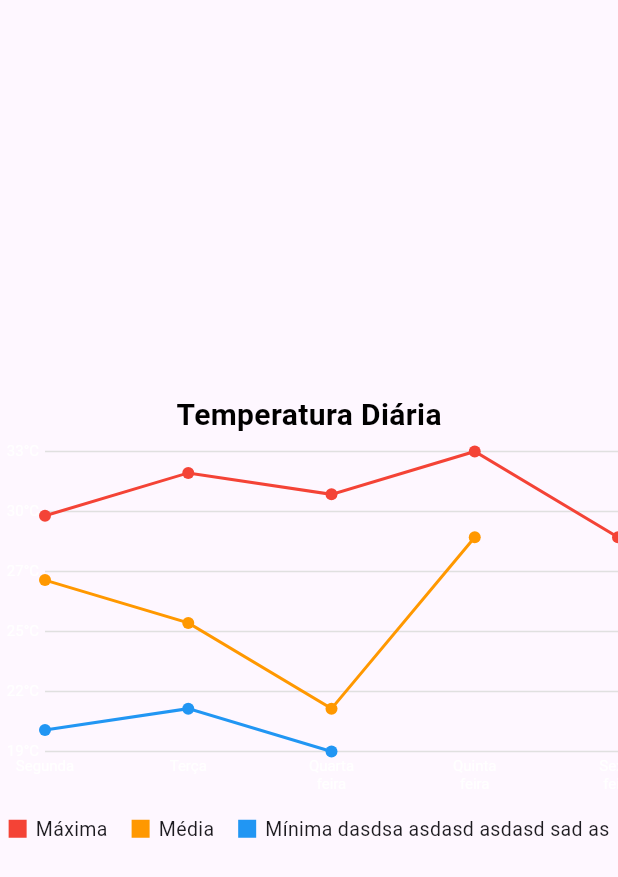
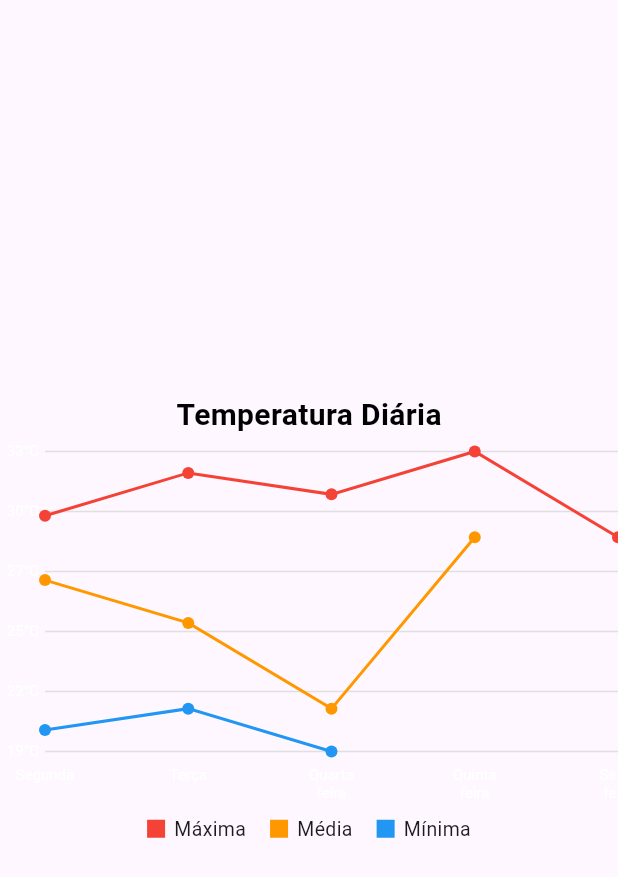
Before and after one commit to romulorodrigues/easy_flutter_charts, a Flutter app: the LineChartTab widget shown alone on an empty page, opened directly, on a phone screen of 412 x 824 dp. Shown: the top 877 px of the screen. Run offline on Flutter 3.47's test engine with Material 3 defaults, Android fonts, the phone set to English and light mode, and no system bars.

Commit message:
feat(line_chart): adiciona margem superior nos labels do eixo X e define cor padrão preta para os textos dos eixos

```diff
--- a/example/lib/main.dart
+++ b/example/lib/main.dart
@@ -133,7 +133,7 @@ class LineChartTab extends StatelessWidget {
               ],
             ),
             LineChartSeries(
-              name: 'Mínima dasdsa asdasd asdasd sad as',
+              name: 'Mínima',
               color: Colors.blue,
               data: [
                 LineChartData(label: 'Segunda', value: 20),
--- a/lib/painters/line_chart_painter.dart
+++ b/lib/painters/line_chart_painter.dart
@@ -38,6 +38,11 @@ class LineChartPainter extends CustomPainter {
     final double chartWidth = size.width - yAxisMargin;
     final double chartHeight = size.height - xAxisMargin;
 
+    final effectiveXAxisLabelStyle =
+        xAxisLabelStyle ?? const TextStyle(color: Colors.black);
+    final effectiveYAxisLabelStyle =
+        yAxisLabelStyle ?? const TextStyle(color: Colors.black);
+
     final allPoints = series.expand((s) => s.data).toList();
     final yValues = allPoints.map((d) => d.value);
     final yMax =
@@ -70,7 +75,7 @@ class LineChartPainter extends CustomPainter {
       final label =
           yAxisLabelFormatter?.call(yValue) ?? yValue.toStringAsFixed(1);
       final tp = TextPainter(
-        text: TextSpan(text: label, style: yAxisLabelStyle),
+        text: TextSpan(text: label, style: effectiveYAxisLabelStyle),
         textAlign: TextAlign.right,
         textDirection: TextDirection.ltr,
       );
@@ -124,7 +129,7 @@ class LineChartPainter extends CustomPainter {
 
       for (final line in lines) {
         final tp = TextPainter(
-          text: TextSpan(text: line, style: xAxisLabelStyle),
+          text: TextSpan(text: line, style: effectiveXAxisLabelStyle),
           textAlign: TextAlign.center,
           textDirection: TextDirection.ltr,
         );
@@ -133,7 +138,7 @@ class LineChartPainter extends CustomPainter {
         textPainters.add(tp);
       }
 
-      double currentY = chartHeight + 4;
+      double currentY = chartHeight + 10;
       for (final tp in textPainters) {
         tp.paint(canvas, Offset(x - tp.width / 2, currentY));
         currentY += tp.height;
--- a/pubspec.yaml
+++ b/pubspec.yaml
@@ -1,6 +1,6 @@
 name: easy_flutter_charts
 description: Uma biblioteca leve para criar gráficos de barras, linhas e pizza no Flutter.
-version: 1.0.7
+version: 1.0.8
 homepage: https://github.com/romulorodrigues/easy_flutter_charts
 repository: https://github.com/romulorodrigues/easy_flutter_charts
 
```
Also changed, not shown: 1 other file.
